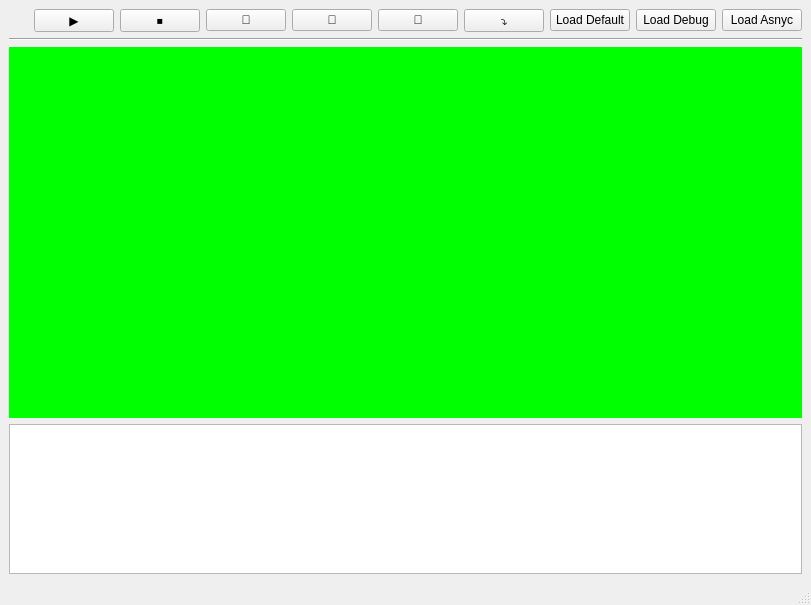
The window that examples/QQScriptDemo/mainwindow.ui (G-Yong/QuickQtScript) describes before a commit, drawn with Qt 5.
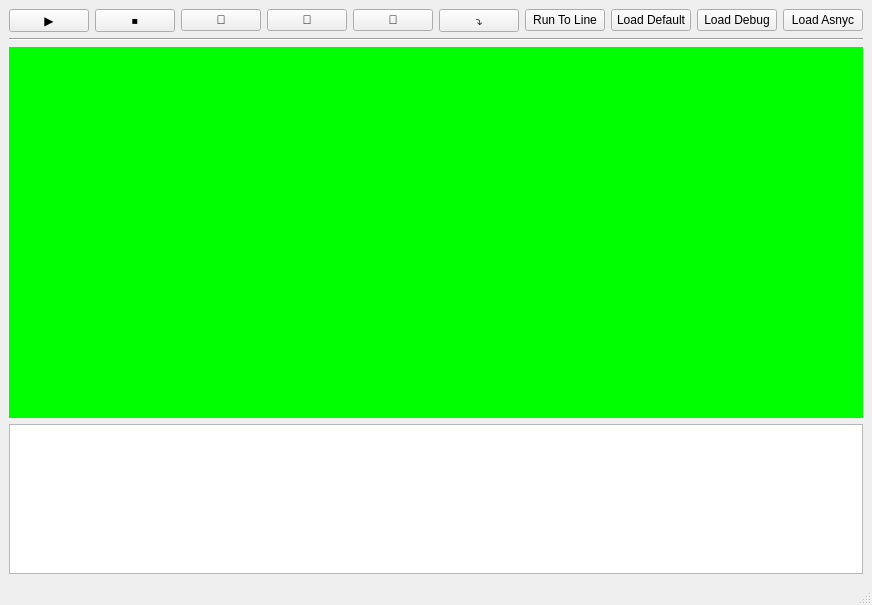
The same window after the commit.

```diff
--- a/examples/QQScriptDemo/mainwindow.ui
+++ b/examples/QQScriptDemo/mainwindow.ui
@@ -92,6 +92,16 @@
           </property>
          </widget>
         </item>
+        <item>
+         <widget class="QPushButton" name="pushButton_runToLine">
+          <property name="styleSheet">
+           <string notr="true">font: 12pt &quot;Microsoft YaHei UI&quot;;</string>
+          </property>
+          <property name="text">
+           <string>Run To Line</string>
+          </property>
+         </widget>
+        </item>
         <!-- reset button removed -->
         <item>
          <widget class="QPushButton" name="pushButton_loadDefault">
```
